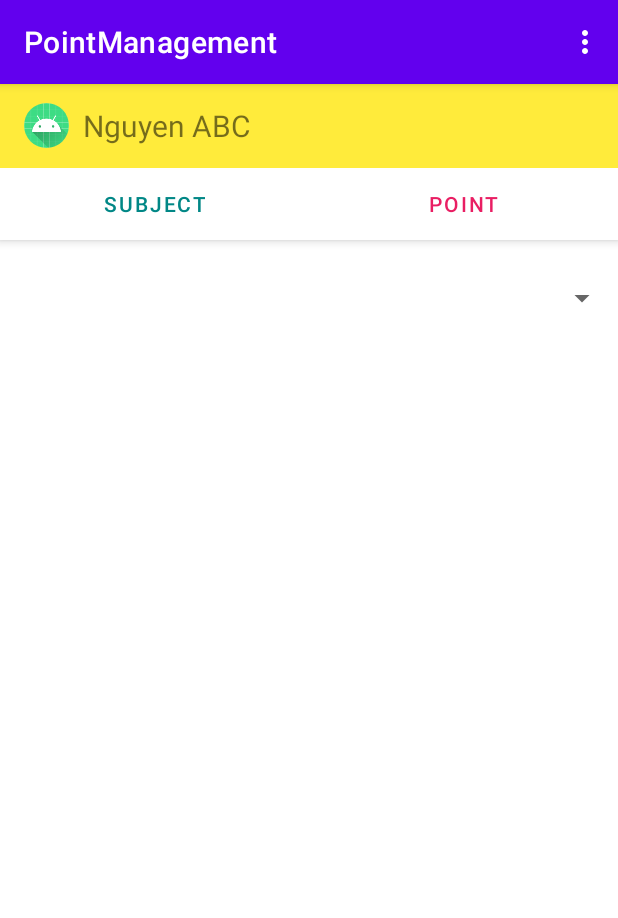
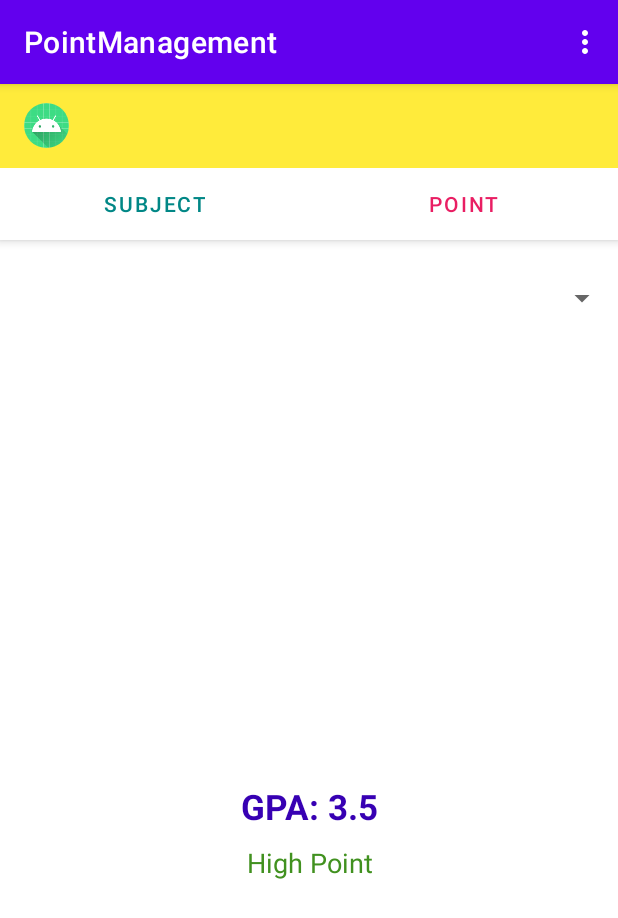
Before and after one commit to linhvnguyen9/point-management-android, an Android app: the fragment StudentPointFragment placed in its activity, on a phone screen of 412 x 824 dp. Shown: the top 918 px of the screen. Run offline under Robolectric (Android 15) with nearby library versions, the phone set to English and light mode, and no system bars; our stand-ins replace CircleImageView, Firebase (no records; nobody signed in at launch, a user with empty details on screens opened directly); libraries missing offline, so code that uses them is left out: com.github.mikephil.charting, com.orhanobut.hawk; plain views replace CombinedChart; network calls fail; pictures from the network do not load; 4 statements that could not run were skipped.

Commit message:
add student view point api

```diff
--- a/app/src/main/java/com/btntrung/pointmanagement/LoginActivity.kt
+++ b/app/src/main/java/com/btntrung/pointmanagement/LoginActivity.kt
@@ -42,11 +42,11 @@ class LoginActivity : AppCompatActivity() {
             if (resultCode == Activity.RESULT_OK) {
                 FirebaseAuth.getInstance().currentUser?.getIdToken(false)?.addOnCompleteListener {
                     if (it.isSuccessful) {
-//                        val isAdmin = it.result?.claims?.get("admin") as Boolean
-                        val isAdmin = true
+                        val isAdmin = it.result?.claims?.get("admin") as? Boolean
+//                        val isAdmin = true
                         Timber.d(it.result?.token)
                         Hawk.put("FIREBASE_TOKEN", it.result?.token)
-                        val intent = if (isAdmin) {
+                        val intent = if (isAdmin==true) {
                             Intent(this, ManagerMainActivity::class.java)
                         } else {
                             Intent(this, StudentMainActivity::class.java)
--- a/app/src/main/java/com/btntrung/pointmanagement/fragments/StudentPointFragment.java
+++ b/app/src/main/java/com/btntrung/pointmanagement/fragments/StudentPointFragment.java
@@ -22,6 +22,8 @@ import com.btntrung.pointmanagement.entity.Subject;
 import com.btntrung.pointmanagement.presentation.student.ApiService;
 import com.btntrung.pointmanagement.presentation.student.StudentGetPointService;
 import com.btntrung.pointmanagement.presentation.student.model.StudentPointModel;
+import com.google.firebase.auth.FirebaseAuth;
+import com.google.firebase.auth.FirebaseUser;
 import com.orhanobut.hawk.Hawk;
 
 import java.util.ArrayList;
@@ -39,7 +41,8 @@ public class StudentPointFragment extends Fragment {
     private StudentPointAdapter adapterPoint;
     private List<StudentPointModel> listSubjects=new ArrayList<>();
     private String keySemester;
-    private int studentID=4;
+    FirebaseUser firebaseUser;
+    String uid;
 
     @Override
     public View onCreateView(LayoutInflater inflater, ViewGroup container,
@@ -49,6 +52,11 @@ public class StudentPointFragment extends Fragment {
         recyclerView=view.findViewById(R.id.recycle_view);
 //        recyclerView.setHasFixedSize(true);
         recyclerView.setLayoutManager(new LinearLayoutManager(getContext()));
+
+        firebaseUser= FirebaseAuth.getInstance().getCurrentUser();
+        uid= firebaseUser.getUid();
+        System.out.println(uid+"=====");
+
         callSemester(view);
 
 
@@ -75,7 +83,7 @@ public class StudentPointFragment extends Fragment {
                 spinnerSemester.setOnItemSelectedListener(new AdapterView.OnItemSelectedListener() {
                     @Override
                     public void onItemSelected(AdapterView<?> parent, View view, int position, long id) {
-                        callSubject(view,listSemester.get(position).getName(),studentID);
+                        callSubject(view,listSemester.get(position).getName(),uid);
                     }
 
                     @Override
@@ -93,8 +101,8 @@ public class StudentPointFragment extends Fragment {
 
     }
 
-    private void callSubject(View view,String semesterNameKey,int studentID) {
-        ApiService.apiService.getAllPoint(token, studentID).enqueue(new Callback<List<StudentPointModel>>() {
+    private void callSubject(View view, String semesterNameKey, String studentID) {
+        ApiService.apiService.getAllPoint(token, uid).enqueue(new Callback<List<StudentPointModel>>() {
             @Override
             public void onResponse(Call<List<StudentPointModel>> call, Response<List<StudentPointModel>> response) {
                 List<StudentPointModel> listSubject=response.body();
--- a/app/src/main/java/com/btntrung/pointmanagement/fragments/SudentSubjectFragment.java
+++ b/app/src/main/java/com/btntrung/pointmanagement/fragments/SudentSubjectFragment.java
@@ -10,6 +10,7 @@ import androidx.recyclerview.widget.RecyclerView;
 import android.view.LayoutInflater;
 import android.view.View;
 import android.view.ViewGroup;
+import android.widget.TextView;
 import android.widget.Toast;
 
 import com.btntrung.pointmanagement.R;
@@ -28,6 +29,8 @@ import com.github.mikephil.charting.data.LineDataSet;
 import com.github.mikephil.charting.formatter.ValueFormatter;
 import com.github.mikephil.charting.highlight.Highlight;
 import com.github.mikephil.charting.interfaces.datasets.ILineDataSet;
+import com.google.firebase.auth.FirebaseAuth;
+import com.google.firebase.auth.FirebaseUser;
 import com.orhanobut.hawk.Hawk;
 
 import java.util.ArrayList;
@@ -42,11 +45,14 @@ public class SudentSubjectFragment extends Fragment {
     private RecyclerView recyclerView;
     private StudentSubjectAdapter subjectAdapter;
     private List<Subject> subjects=new ArrayList<>();
+    private TextView txtGpa,txtDescription;
 
     private CombinedChart mChart;
     private int textColor=Color.RED;
     private String token="Bearer "+ Hawk.get("FIREBASE_TOKEN", "");
     private List<StudentPointModel> list=null;
+    private FirebaseUser firebaseUser;
+    private String uid;
 
     @Override
     public View onCreateView(LayoutInflater inflater, ViewGroup container,
@@ -54,19 +60,18 @@ public class SudentSubjectFragment extends Fragment {
 
         View view=inflater.inflate(R.layout.fragment_sudent_subject,container,false);
 
+        txtGpa=view.findViewById(R.id.txt_gpa);
+        txtDescription=view.findViewById(R.id.txt_description);
         recyclerView=view.findViewById(R.id.recycler_view);
         recyclerView.setHasFixedSize(true);
         recyclerView.setLayoutManager(new LinearLayoutManager(getContext()));
         mChart = (CombinedChart) view.findViewById(R.id.combinedChart);
 
-//        Subject subject=new Subject(1,"Lap trinh",0,0,0);
-//        Subject subject2=new Subject(2,"Lap trinh nhung",0,0,0);
-//        Subject subject3=new Subject(3,"Kien truc thiet ke phan mem",0,0,0);
-//        subjects.add(subject);
-//        subjects.add(subject2);
-//        subjects.add(subject3);
-        subjectAdapter=new StudentSubjectAdapter(getContext(),subjects);
-        recyclerView.setAdapter(subjectAdapter);
+        firebaseUser= FirebaseAuth.getInstance().getCurrentUser();
+        uid= firebaseUser.getUid();
+
+//        subjectAdapter=new StudentSubjectAdapter(getContext(),subjects);
+//        recyclerView.setAdapter(subjectAdapter);
 
         callApi();
 
@@ -74,10 +79,22 @@ public class SudentSubjectFragment extends Fragment {
     }
     private void callApi(){
         System.out.println(token);
-        ApiService.apiService.getAllPoint(token,4).enqueue(new Callback<List<StudentPointModel>>() {
+        ApiService.apiService.getAllPoint(token,uid).enqueue(new Callback<List<StudentPointModel>>() {
             @Override
             public void onResponse(Call<List<StudentPointModel>> call, Response<List<StudentPointModel>> response) {
                 outChart(response.body());
+                List<StudentPointModel> list=response.body();
+                float avg=0;
+                for (StudentPointModel studentPointModel:list)
+                    avg+=studentPointModel.getAvg();
+                float gpa= (float) ((avg/list.size())/2.5);
+                txtGpa.setText(gpa+"");
+                if (gpa>=3.2)
+                    txtDescription.setText("Higt Point");
+                else if (gpa>=2.5) txtDescription.setText("Medium Point");
+                else if (gpa>=1.5) txtDescription.setText("Low Point");
+
+
             }
 
             @Override
@@ -101,7 +118,7 @@ public class SudentSubjectFragment extends Fragment {
         for (StudentPointModel studentPointModel:list) {
             d++;
             semesterName.add(studentPointModel.getSemester().getName());
-            point[d]= (float) studentPointModel.getAvg();
+            point[d]= (float) ((float) (studentPointModel.getAvg())/2.5);
         }
 
         mChart.getDescription().setEnabled(false);
@@ -113,11 +130,11 @@ public class SudentSubjectFragment extends Fragment {
 
         YAxis rightAxis = mChart.getAxisRight();
         rightAxis.setDrawGridLines(false);
-        rightAxis.setAxisMinimum(5f);
+        rightAxis.setAxisMinimum(6f);
 
         YAxis leftAxis = mChart.getAxisLeft();
         leftAxis.setDrawGridLines(false);
-        leftAxis.setAxisMinimum(5f);
+        leftAxis.setAxisMinimum(2f);
 
         XAxis xAxis = mChart.getXAxis();
         xAxis.setPosition(XAxis.XAxisPosition.BOTTOM);
--- a/app/src/main/java/com/btntrung/pointmanagement/presentation/manager/ManagerMainFragment.kt
+++ b/app/src/main/java/com/btntrung/pointmanagement/presentation/manager/ManagerMainFragment.kt
@@ -1,5 +1,6 @@
 package com.btntrung.pointmanagement.presentation.manager
 
+import android.content.Intent
 import android.os.Bundle
 import androidx.fragment.app.Fragment
 import android.view.LayoutInflater
@@ -12,6 +13,7 @@ import androidx.recyclerview.widget.LinearLayoutManager
 import com.btntrung.pointmanagement.databinding.FragmentManagerMainBinding
 import com.btntrung.pointmanagement.entity.Classroom
 import com.btntrung.pointmanagement.entity.Semester
+import com.btntrung.pointmanagement.presentation.student.StudentMainActivity
 import org.koin.androidx.viewmodel.ext.android.viewModel
 
 class ManagerMainFragment : Fragment() {
@@ -39,6 +41,8 @@ class ManagerMainFragment : Fragment() {
         binding.recycleView.layoutManager = LinearLayoutManager(requireContext())
 
         binding.btnSearch.setOnClickListener {
+            val intent:Intent=Intent(activity,StudentMainActivity::class.java)
+            startActivity(intent)
         }
 
         binding.spinnerManagerSemester.onItemSelectedListener = object : AdapterView.OnItemSelectedListener {
--- a/app/src/main/java/com/btntrung/pointmanagement/presentation/student/ApiService.java
+++ b/app/src/main/java/com/btntrung/pointmanagement/presentation/student/ApiService.java
@@ -26,7 +26,7 @@ public interface ApiService {
 
 
     @GET("api/v1/points")
-    Call<List<StudentPointModel>> getAllPoint(@Header("Authorization") String token, @Query("student") int id);
+    Call<List<StudentPointModel>> getAllPoint(@Header("Authorization") String token, @Query("student") String uid);
 
     @GET("api/v1/semesters")
     Call<List<Semester>> getAllSemester(@Header("Authorization") String token);
--- a/app/src/main/java/com/btntrung/pointmanagement/presentation/student/StudentMainActivity.java
+++ b/app/src/main/java/com/btntrung/pointmanagement/presentation/student/StudentMainActivity.java
@@ -9,6 +9,7 @@ import androidx.fragment.app.FragmentPagerAdapter;
 import androidx.viewpager.widget.ViewPager;
 
 import android.content.Intent;
+import android.net.Uri;
 import android.os.Bundle;
 import android.view.Menu;
 import android.view.MenuItem;
@@ -23,6 +24,8 @@ import com.btntrung.pointmanagement.fragments.StudentPointFragment;
 import com.btntrung.pointmanagement.fragments.SudentSubjectFragment;
 import com.btntrung.pointmanagement.presentation.student.model.StudentPointModel;
 import com.google.android.material.tabs.TabLayout;
+import com.google.firebase.auth.FirebaseAuth;
+import com.google.firebase.auth.FirebaseUser;
 import com.orhanobut.hawk.Hawk;
 
 import java.util.ArrayList;
@@ -50,9 +53,20 @@ public class StudentMainActivity extends AppCompatActivity {
         profileImage=findViewById(R.id.profile_image);
         username=findViewById(R.id.username);
 
-        student=new Student("123",123,"nguyen abcd","","","","","");
+        FirebaseUser user = FirebaseAuth.getInstance().getCurrentUser();
+        if (user != null) {
+            // Name, email address, and profile photo Url
+            String name = user.getDisplayName();
+            String email = user.getEmail();
+            Uri photoUrl = user.getPhotoUrl();
 
-        profileImage.setImageResource(R.mipmap.ic_launcher);
+            username.setText(name);
+            profileImage.setImageURI(photoUrl);
+            boolean emailVerified = user.isEmailVerified();
+            String uid = user.getUid();
+
+        }
+
 
         ViewPagerAdapter viewPagerAdapter=new ViewPagerAdapter(getSupportFragmentManager());
         viewPagerAdapter.addFragment(new SudentSubjectFragment(),"Subject");
@@ -61,7 +75,6 @@ public class StudentMainActivity extends AppCompatActivity {
         viewPager.setAdapter(viewPagerAdapter) ;
 
         tabLayout.setupWithViewPager(viewPager);
-        callApi();
 
 
     }
@@ -74,7 +87,7 @@ public class StudentMainActivity extends AppCompatActivity {
     public boolean onOptionsItemSelected(@NonNull MenuItem item) {
         switch (item.getItemId()){
             case R.id.logout:
-//                FirebaseAuth.getInstance().signOut();
+                FirebaseAuth.getInstance().signOut();
                 startActivity(new Intent(StudentMainActivity.this, LoginActivity.class));
                 finish();
                 return true;
@@ -117,22 +130,4 @@ public class StudentMainActivity extends AppCompatActivity {
         }
     }
 
-    private void callApi(){
-        System.out.println(token);
-        ApiService.apiService.getAllPoint(token,4).enqueue(new Callback<List<StudentPointModel>>() {
-            @Override
-            public void onResponse(Call<List<StudentPointModel>> call, Response<List<StudentPointModel>> response) {
-                List<StudentPointModel> point=response.body();
-                System.out.println("point size"+point.size());
-                System.out.println("object+++++"+point.get(0).getSemester().getName());
-//                username.setText(point.get(0).getSubject().getName().toString());
-            }
-
-            @Override
-            public void onFailure(Call<List<StudentPointModel>> call, Throwable t) {
-                Toast.makeText(StudentMainActivity.this,"Call Api fail",Toast.LENGTH_SHORT).show();
-            }
-        });
-
-    }
 }
--- a/app/src/main/res/layout/fragment_sudent_subject.xml
+++ b/app/src/main/res/layout/fragment_sudent_subject.xml
@@ -15,13 +15,41 @@
         app:layout_constraintVertical_bias="0.074"
         tools:layout_editor_absoluteX="0dp" />
 
+
+    <TextView
+        android:id="@+id/txt_gpa"
+        android:layout_width="match_parent"
+        android:layout_height="wrap_content"
+        android:gravity="center"
+        android:text="GPA: 3.5"
+        android:textColor="@color/purple_700"
+        android:textSize="23dp"
+        android:textStyle="bold"
+        app:layout_constraintBottom_toBottomOf="parent"
+        app:layout_constraintStart_toStartOf="parent"
+        app:layout_constraintTop_toBottomOf="@+id/combinedChart"
+        app:layout_constraintVertical_bias="0.116" />
+
+    <TextView
+        android:id="@+id/txt_description"
+        android:layout_width="match_parent"
+        android:layout_height="wrap_content"
+        android:gravity="center"
+        android:text="High Point"
+        android:textColor="#41911F"
+        android:textSize="18dp"
+        app:layout_constraintBottom_toBottomOf="parent"
+        app:layout_constraintStart_toStartOf="parent"
+        app:layout_constraintTop_toBottomOf="@+id/combinedChart"
+        app:layout_constraintVertical_bias="0.244" />
+
     <androidx.recyclerview.widget.RecyclerView
         android:id="@+id/recycler_view"
         android:layout_width="match_parent"
         android:layout_height="wrap_content"
         app:layout_constraintBottom_toBottomOf="parent"
         app:layout_constraintTop_toBottomOf="@+id/combinedChart"
-        app:layout_constraintVertical_bias="0.126"
-        tools:layout_editor_absoluteX="16dp" />
+        app:layout_constraintVertical_bias="0.8"
+        tools:layout_editor_absoluteX="0dp" />
 
 </androidx.constraintlayout.widget.ConstraintLayout>
```
Also changed, not shown: app/src/main/java/com/btntrung/pointmanagement/presentation/manager/ManagerMainActivity.kt (+0 -41 lines).
